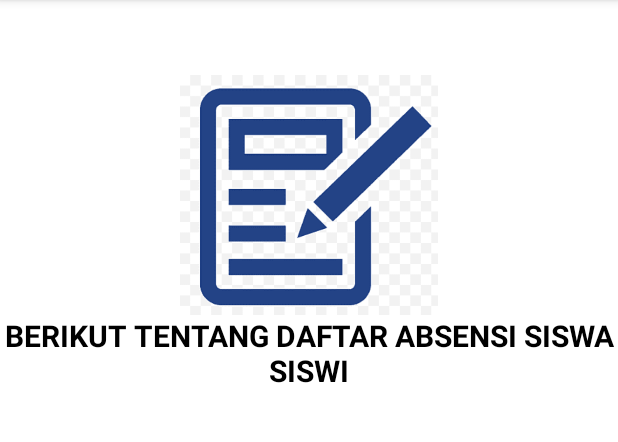
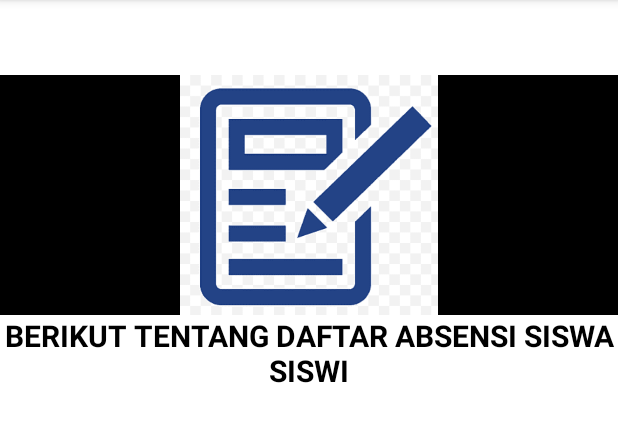
Before and after one commit to ajisnasofik/ProfilSekolahSMPMUHAMMADIYAH1, an Android app: the AbsensiActivity screen opened directly, with no data from a screen before it, on a phone screen of 412 x 824 dp, the part 84-526 px from its top. Run offline under Robolectric (Android 15) with nearby library versions, the phone set to English and light mode, and no system bars.

Commit message:
project v3

```diff
--- a/app/src/main/res/layout/activity_absensi.xml
+++ b/app/src/main/res/layout/activity_absensi.xml
@@ -18,7 +18,7 @@
                 android:layout_width="match_parent"
                 android:layout_height="160dp"
                 android:layout_marginTop="50dp"
-                android:background="@color/white"
+                android:background="@color/black"
                 android:src="@drawable/absen">
             </ImageView>
             <TextView
```
Also changed, not shown: app/src/main/res/layout/activity_main.xml (+0 -10 lines).
